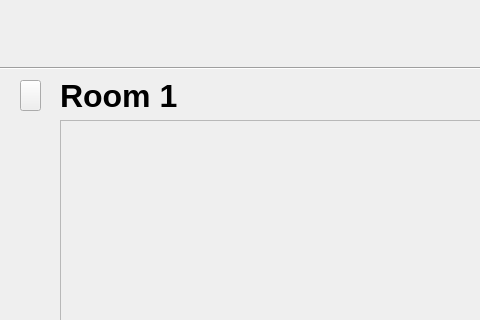
Before: the Qt Designer form GUI/roomoverview.ui in TuanAnhNguyenCo/Auction, drawn with Qt 5; both pictures show x 0 to 480 and y 0 to 320 of the 800 by 600 pixel window.
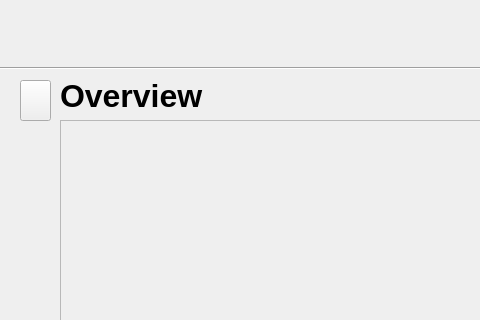
After: the same form once the commit is applied.

Diff of the .ui file:
```diff
--- a/GUI/roomoverview.ui
+++ b/GUI/roomoverview.ui
@@ -43,7 +43,7 @@
     </font>
    </property>
    <property name="text">
-    <string>Room 1</string>
+    <string>Overview</string>
    </property>
   </widget>
   <widget class="QLabel" name="label_logo_3">
@@ -59,22 +59,6 @@
     <string/>
    </property>
   </widget>
-  <widget class="QPushButton" name="btn_backAuctionroom">
-   <property name="geometry">
-    <rect>
-     <x>20</x>
-     <y>80</y>
-     <width>21</width>
-     <height>31</height>
-    </rect>
-   </property>
-   <property name="cursor">
-    <cursorShape>PointingHandCursor</cursorShape>
-   </property>
-   <property name="text">
-    <string/>
-   </property>
-  </widget>
   <widget class="Line" name="line">
    <property name="geometry">
     <rect>
@@ -169,6 +153,22 @@
     <string>Participants</string>
    </property>
   </widget>
+  <widget class="QPushButton" name="btn_backAuctionroom">
+   <property name="geometry">
+    <rect>
+     <x>20</x>
+     <y>80</y>
+     <width>31</width>
+     <height>41</height>
+    </rect>
+   </property>
+   <property name="cursor">
+    <cursorShape>PointingHandCursor</cursorShape>
+   </property>
+   <property name="text">
+    <string/>
+   </property>
+  </widget>
  </widget>
  <resources/>
  <connections/>
```
